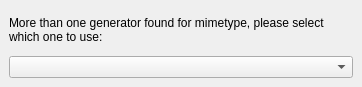
Qt form core/chooseenginewidget.ui (KDE/okular) before a commit.
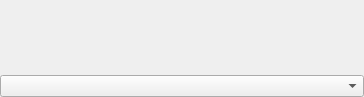
The same form after that commit.

Diff of the .ui file:
```diff
--- a/core/chooseenginewidget.ui
+++ b/core/chooseenginewidget.ui
@@ -8,8 +8,8 @@
    <rect>
     <x>0</x>
     <y>0</y>
-    <width>362</width>
-    <height>87</height>
+    <width>364</width>
+    <height>97</height>
    </rect>
   </property>
   <property name="windowTitle" >
@@ -17,15 +17,23 @@
   </property>
   <layout class="QVBoxLayout" >
    <property name="margin" >
-    <number>9</number>
+    <number>0</number>
    </property>
    <property name="spacing" >
     <number>6</number>
    </property>
    <item>
     <widget class="QLabel" name="description" >
+     <property name="sizePolicy" >
+      <sizepolicy>
+       <hsizetype>1</hsizetype>
+       <vsizetype>1</vsizetype>
+       <horstretch>0</horstretch>
+       <verstretch>0</verstretch>
+      </sizepolicy>
+     </property>
      <property name="text" >
-      <string>More than one generator found for mimetype, please select which one to use:</string>
+      <string/>
      </property>
      <property name="wordWrap" >
       <bool>true</bool>
@@ -33,7 +41,16 @@
     </widget>
    </item>
    <item>
-    <widget class="QComboBox" name="engineList" />
+    <widget class="QComboBox" name="engineList" >
+     <property name="sizePolicy" >
+      <sizepolicy>
+       <hsizetype>1</hsizetype>
+       <vsizetype>0</vsizetype>
+       <horstretch>0</horstretch>
+       <verstretch>0</verstretch>
+      </sizepolicy>
+     </property>
+    </widget>
    </item>
   </layout>
  </widget>
```
Left out of the diff: 3 changed lines with no effect on the pictures.
